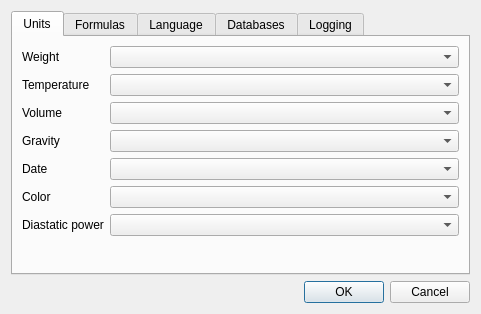
This is ui/optionsDialog.ui in Brewken/brewken as Qt 5 draws it before an edit. The edited form follows.
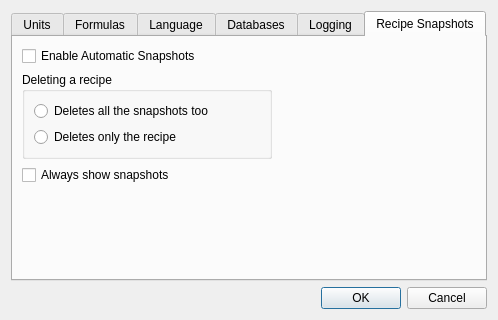
This is the edited form. The open tabs and pages were chosen to show the change.

Commit message: Ported in recipe versioning from Brewtarget

What changed in the file:
```diff
--- a/ui/optionsDialog.ui
+++ b/ui/optionsDialog.ui
@@ -9,8 +9,8 @@
    <rect>
     <x>0</x>
     <y>0</y>
-    <width>481</width>
-    <height>314</height>
+    <width>498</width>
+    <height>320</height>
    </rect>
   </property>
   <property name="windowTitle">
@@ -460,6 +460,75 @@
        </item>
       </layout>
      </widget>
+     <widget class="QWidget" name="tab_version">
+      <attribute name="title">
+       <string>Recipe Snapshots</string>
+      </attribute>
+      <layout class="QVBoxLayout" name="verticalLayout_6">
+       <item>
+        <widget class="QCheckBox" name="checkBox_versioning">
+         <property name="text">
+          <string>Enable Automatic Snapshots</string>
+         </property>
+        </widget>
+       </item>
+       <item>
+        <widget class="QGroupBox" name="groupBox_deleteBehavior">
+         <property name="sizePolicy">
+          <sizepolicy hsizetype="Minimum" vsizetype="Preferred">
+           <horstretch>0</horstretch>
+           <verstretch>0</verstretch>
+          </sizepolicy>
+         </property>
+         <property name="maximumSize">
+          <size>
+           <width>250</width>
+           <height>16777215</height>
+          </size>
+         </property>
+         <property name="title">
+          <string>Deleting a recipe</string>
+         </property>
+         <layout class="QVBoxLayout" name="verticalLayout_5">
+          <item>
+           <widget class="QRadioButton" name="radioButton_deleteAncestor">
+            <property name="text">
+             <string>Deletes all the snapshots too</string>
+            </property>
+           </widget>
+          </item>
+          <item>
+           <widget class="QRadioButton" name="radioButton_deleteDescendant">
+            <property name="text">
+             <string>Deletes only the recipe</string>
+            </property>
+           </widget>
+          </item>
+         </layout>
+        </widget>
+       </item>
+       <item>
+        <widget class="QCheckBox" name="checkBox_alwaysShowSnaps">
+         <property name="text">
+          <string>Always show snapshots</string>
+         </property>
+        </widget>
+       </item>
+       <item>
+        <spacer name="verticalSpacer_2">
+         <property name="orientation">
+          <enum>Qt::Vertical</enum>
+         </property>
+         <property name="sizeHint" stdset="0">
+          <size>
+           <width>20</width>
+           <height>40</height>
+          </size>
+         </property>
+        </spacer>
+       </item>
+      </layout>
+     </widget>
     </widget>
    </item>
    <item>
```
Left out of the diff: 3 changed lines with no effect on the pictures. The commit also changes 90 other files.
